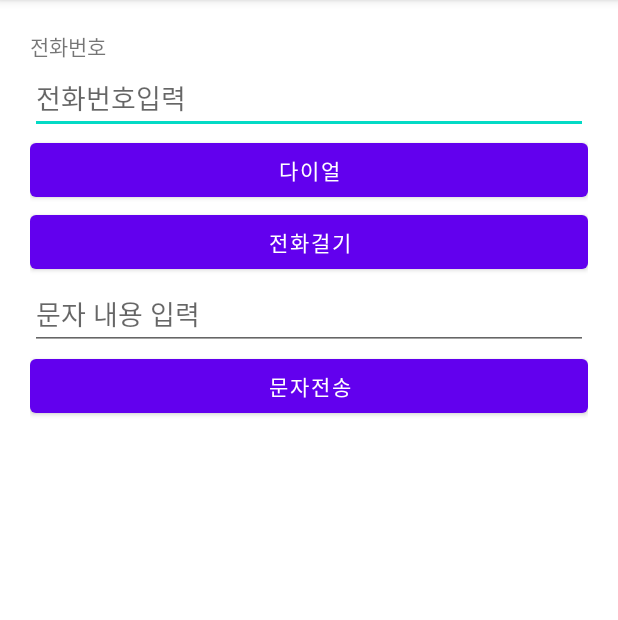
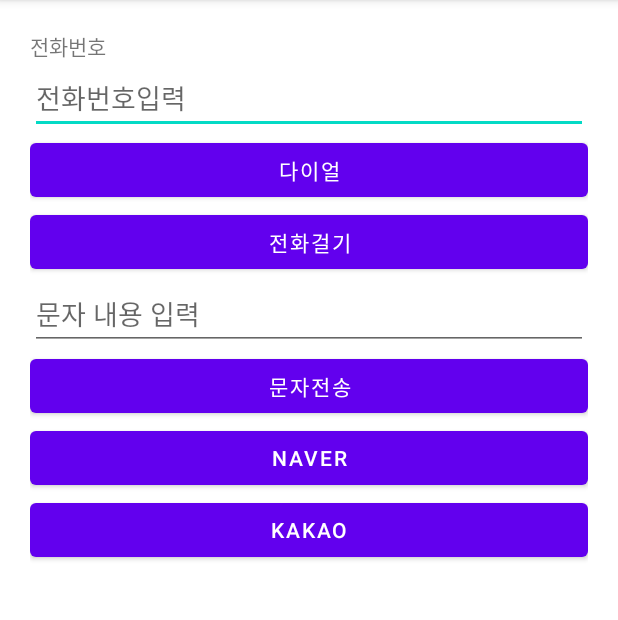
Before and after one commit to MrNubi/CallMeBaby_20222016, an Android app: the screen it shows after launch (MainActivity), on a phone screen of 412 x 824 dp, the part 84-704 px from its top. Run offline under Robolectric (Android 15) with nearby library versions, the phone set to English and light mode, and no system bars.

```diff
--- a/app/src/main/res/layout/activity_main.xml
+++ b/app/src/main/res/layout/activity_main.xml
@@ -42,6 +42,16 @@
         android:layout_width="match_parent"
         android:layout_height="wrap_content"
         android:text="문자전송"></Button>
+    <Button
+        android:id="@+id/btn_Naver"
+        android:layout_width="match_parent"
+        android:layout_height="wrap_content"
+        android:text="Naver"></Button>
+    <Button
+        android:id="@+id/btn_Kakao"
+        android:layout_width="match_parent"
+        android:layout_height="wrap_content"
+        android:text="Kakao"></Button>
 
 
 
```
Also changed, not shown: app/src/main/java/com/beyond/callmebaby_20222016/MainActivity.kt (+30 -0 lines).
